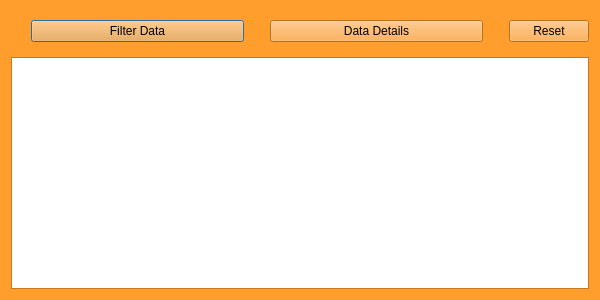
Above: src/tableUI.ui from CaitlinBarron/baja_database before the change. Below: the same form after it.
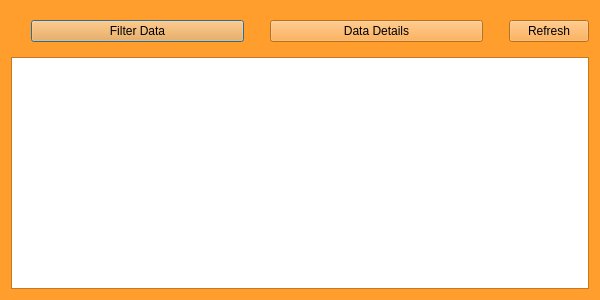
That is the form after the change. Icons and pictures are not drawn.

```diff
--- a/src/tableUI.ui
+++ b/src/tableUI.ui
@@ -521,7 +521,7 @@
         </sizepolicy>
        </property>
        <property name="text">
-        <string>Reset</string>
+        <string>Refresh</string>
        </property>
       </widget>
      </item>
```
